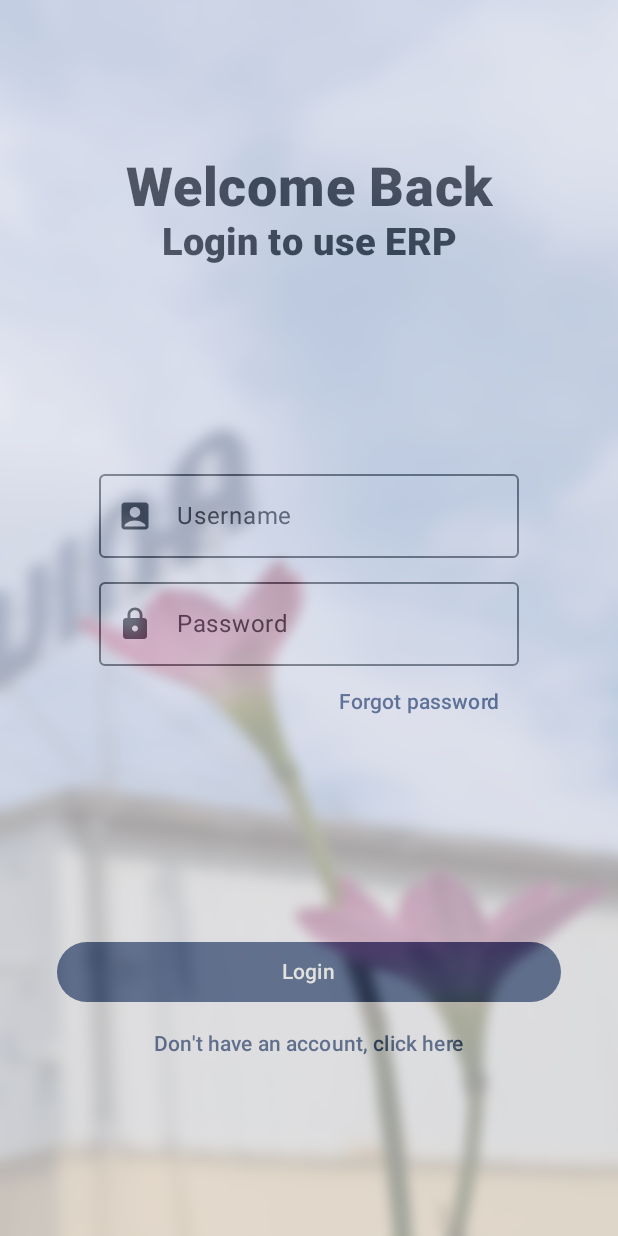
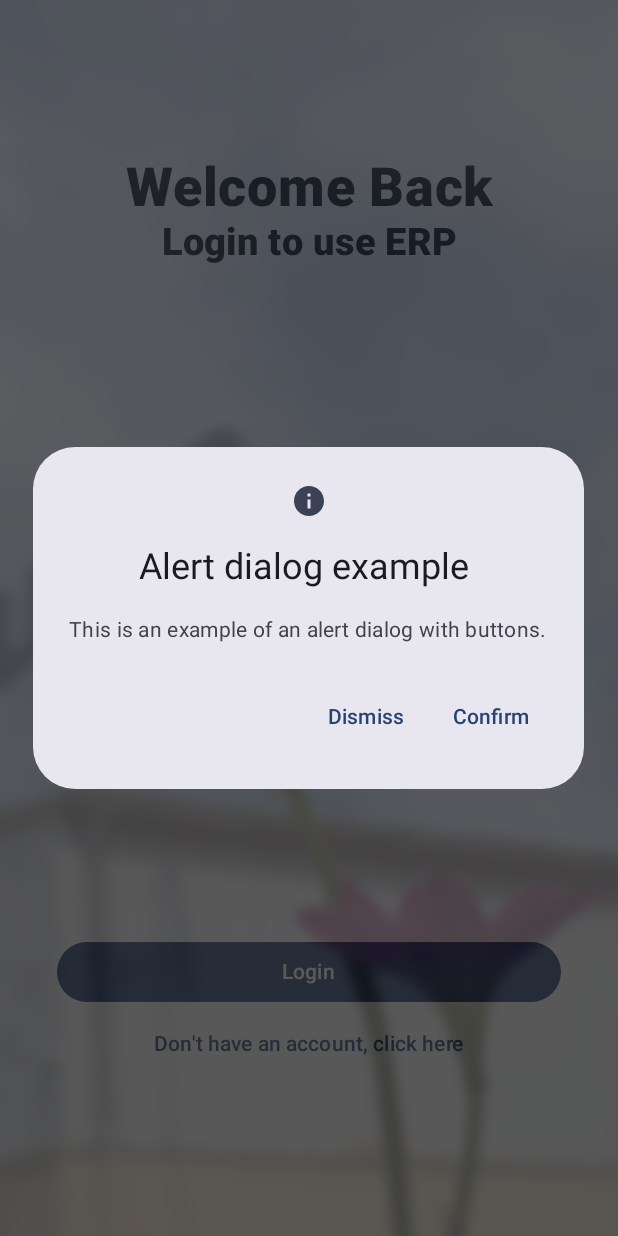
Before and after one commit to vip7009pro/gplx, an Android app built with Jetpack Compose: the screen it shows after launch (MainActivity), after a tap on "Login", on a phone screen of 412 x 824 dp. Run offline under Robolectric (Android 15) with nearby library versions, the phone set to English and light mode, and no system bars; libraries missing offline, so code that uses them is left out: io.github.farhanroy.composeawesomedialog; 2 other taps on this screen came first.

```diff
--- a/app/src/main/java/com/cmsbando/erp/MainActivity.kt
+++ b/app/src/main/java/com/cmsbando/erp/MainActivity.kt
@@ -25,23 +25,7 @@ class MainActivity : ComponentActivity() {
       CMSVTheme {
         // A surface container using the 'background' color from the theme
         Surface(modifier = Modifier.fillMaxSize(), color = Color.White) {
-          val openAlertDialog = remember { mutableStateOf(true) }
           Components().LoginScreen()
-
-          when {
-            openAlertDialog.value -> {
-              MyDialog().MyAlertDialog(
-                onDismissRequest = { openAlertDialog.value = false },
-                onConfirmation = {
-                  openAlertDialog.value = false
-                  Log.d("xxx", "Confirmation registered") // Add logic here to handle confirmation.
-                },
-                dialogTitle = "Alert dialog example ",
-                dialogText = "This is an example of an alert dialog with buttons.",
-                icon = Icons.Default.Info
-              )
-            }
-          }
         }
       }
     }
--- a/app/src/main/java/com/cmsbando/erp/components/Components.kt
+++ b/app/src/main/java/com/cmsbando/erp/components/Components.kt
@@ -1,6 +1,7 @@
 package com.cmsbando.erp.components
 
 
+import android.util.Log
 import com.cmsbando.erp.api.ApiHandler
 import androidx.compose.foundation.Image
 import androidx.compose.foundation.background
@@ -16,6 +17,7 @@ import androidx.compose.foundation.shape.CutCornerShape
 import androidx.compose.foundation.text.KeyboardOptions
 import androidx.compose.material.icons.Icons
 import androidx.compose.material.icons.filled.AccountBox
+import androidx.compose.material.icons.filled.Info
 import androidx.compose.material.icons.filled.Lock
 import androidx.compose.material3.Button
 import androidx.compose.material3.ExperimentalMaterial3Api
@@ -57,6 +59,21 @@ class Components {
       mutableStateOf("")
     }
 
+    val openAlertDialog = remember { mutableStateOf(false) }
+    when {
+      openAlertDialog.value -> {
+        MyDialog().MyAlertDialog(
+          onDismissRequest = { openAlertDialog.value = false },
+          onConfirmation = {
+            openAlertDialog.value = false
+            Log.d("xxx", "Confirmation registered") // Add logic here to handle confirmation.
+          },
+          dialogTitle = "Alert dialog example ",
+          dialogText = "This is an example of an alert dialog with buttons.",
+          icon = Icons.Default.Info
+        )
+      }
+    }
     Box(modifier = Modifier.fillMaxSize()) {
       Image(
         painter = painterResource(id = R.drawable.cmsv_background),
@@ -88,6 +105,21 @@ class Components {
         horizontalAlignment = Alignment.CenterHorizontally,
         verticalArrangement = Arrangement.SpaceAround
       ) {
+        val openAlertDialog = remember { mutableStateOf(false) }
+        when {
+          openAlertDialog.value -> {
+            MyDialog().MyAlertDialog(
+              onDismissRequest = { openAlertDialog.value = false },
+              onConfirmation = {
+                openAlertDialog.value = false
+                Log.d("xxx", "Confirmation registered") // Add logic here to handle confirmation.
+              },
+              dialogTitle = "Alert dialog example ",
+              dialogText = "This is an example of an alert dialog with buttons.",
+              icon = Icons.Default.Info
+            )
+          }
+        }
         LoginHeader()
         LoginField(username, password, onUserNameChange = {
           username = it
@@ -96,7 +128,8 @@ class Components {
         })
         LoginFooter(onSignInClick = {
           val apiHandler = ApiHandler()
-          apiHandler.loginExcute(username, password)
+         apiHandler.loginExcute(username, password)
+          openAlertDialog.value = true
         }, onSignUpClick = {
 
         })
@@ -204,7 +237,7 @@ class Components {
   @Composable
   fun GreetingPreview() {
     CMSVTheme {
-
+      LoginScreen()
     }
   }
 
```
Also changed, not shown: app/build.gradle.kts (+3 -4 lines), app/src/main/java/com/cmsbando/erp/api/Api.kt (+13 -9 lines).
